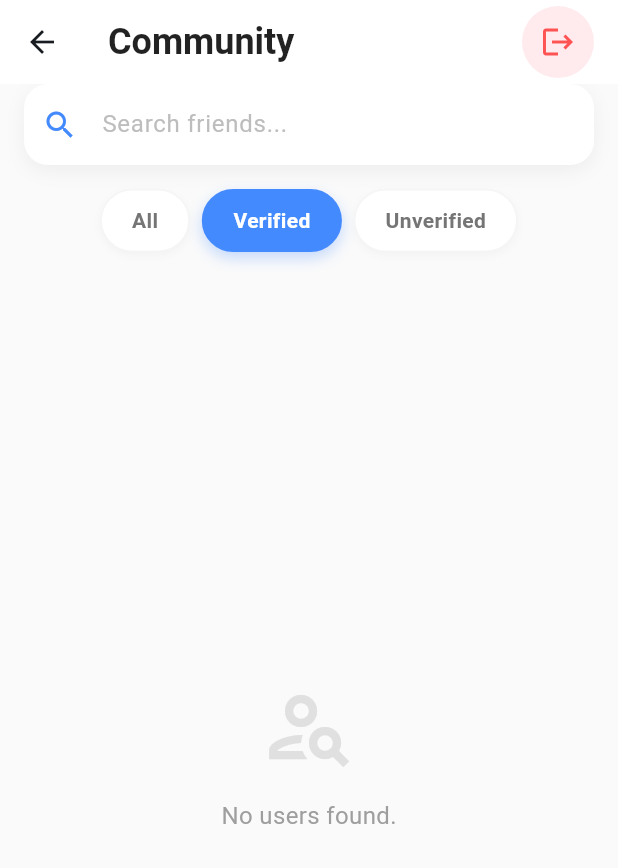
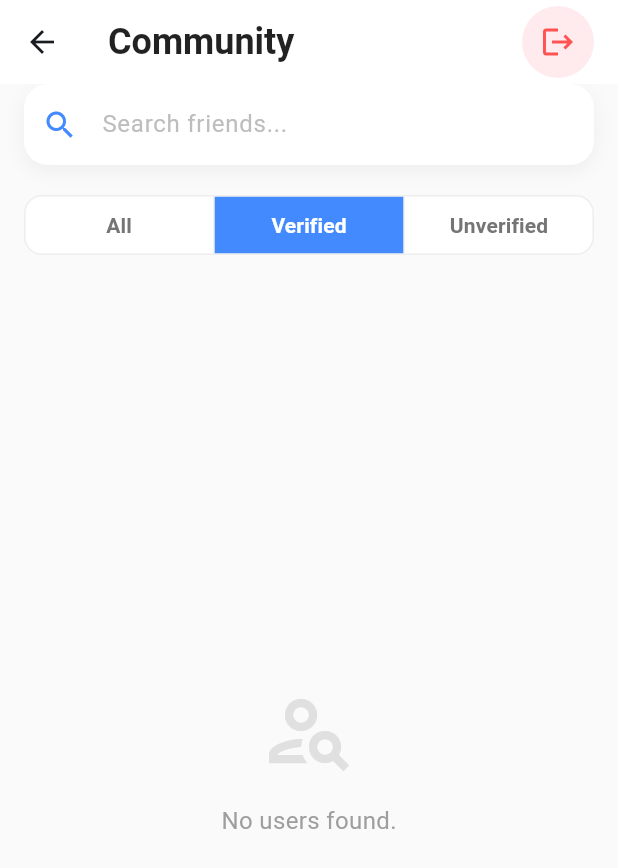
Before and after one commit to catashX/agustinuszefanya_mdtest, a Flutter app: the HomePage screen opened directly, after a tap on "Verified", on a phone screen of 412 x 824 dp. Shown: the top 868 px of the screen. Run offline on Flutter 3.47's test engine with Material 3 defaults, Android fonts, the light colour scheme and no system bars; our stand-ins replace cloud_firestore, dartz, equatable, firebase_auth, firebase_core, flutter_bloc and 2 more; accounts and stored records are empty; network calls fail.

Commit message:
little bit ui improvement

```diff
--- a/lib/features/home/presentation/pages/home_page.dart
+++ b/lib/features/home/presentation/pages/home_page.dart
@@ -219,22 +219,37 @@ class HomePage extends StatelessWidget {
                   ),
                 ),
                 const SizedBox(height: 16),
-                SingleChildScrollView(
-                  scrollDirection: Axis.horizontal,
-                  child: Row(
-                    children: [
-                      _buildFilterChip('All', state.filterVerified == null, (selected) {
-                        if (selected) context.read<HomeBloc>().add(const FilterUsersByStatus(null));
-                      }),
-                      const SizedBox(width: 8),
-                      _buildFilterChip('Verified', state.filterVerified == true, (selected) {
-                        if (selected) context.read<HomeBloc>().add(const FilterUsersByStatus(true));
-                      }),
-                      const SizedBox(width: 8),
-                      _buildFilterChip('Unverified', state.filterVerified == false, (selected) {
-                        if (selected) context.read<HomeBloc>().add(const FilterUsersByStatus(false));
-                      }),
+                SizedBox(
+                  width: double.infinity,
+                  child: SegmentedButton<bool?>(
+                    style: SegmentedButton.styleFrom(
+                      backgroundColor: Colors.white,
+                      selectedBackgroundColor: Colors.blueAccent,
+                      selectedForegroundColor: Colors.white,
+                      foregroundColor: Colors.grey[600],
+                      side: BorderSide(color: Colors.grey[200]!, width: 1),
+                      shape: RoundedRectangleBorder(borderRadius: BorderRadius.circular(12)),
+                      padding: const EdgeInsets.symmetric(vertical: 12),
+                    ),
+                    segments: const [
+                      ButtonSegment<bool?>(
+                        value: null,
+                        label: Text('All', style: TextStyle(fontWeight: FontWeight.w600)),
+                      ),
+                      ButtonSegment<bool?>(
+                        value: true,
+                        label: Text('Verified', style: TextStyle(fontWeight: FontWeight.w600)),
+                      ),
+                      ButtonSegment<bool?>(
+                        value: false,
+                        label: Text('Unverified', style: TextStyle(fontWeight: FontWeight.w600)),
+                      ),
                     ],
+                    selected: {state.filterVerified},
+                    showSelectedIcon: false,
+                    onSelectionChanged: (Set<bool?> newSelection) {
+                      context.read<HomeBloc>().add(FilterUsersByStatus(newSelection.first));
+                    },
                   ),
                 ),
                 const SizedBox(height: 16),
@@ -247,46 +262,6 @@ class HomePage extends StatelessWidget {
     );
   }
 
-  Widget _buildFilterChip(String label, bool isSelected, Function(bool) onSelected) {
-    return GestureDetector(
-      onTap: () => onSelected(!isSelected),
-      child: AnimatedContainer(
-        duration: const Duration(milliseconds: 200),
-        padding: const EdgeInsets.symmetric(horizontal: 20, vertical: 10),
-        decoration: BoxDecoration(
-          color: isSelected ? Colors.blueAccent : Colors.white,
-          borderRadius: BorderRadius.circular(25),
-          boxShadow: isSelected
-              ? [
-                  BoxShadow(
-                    color: Colors.blueAccent.withOpacity(0.3),
-                    blurRadius: 8,
-                    offset: const Offset(0, 4),
-                  )
-                ]
-              : [
-                  BoxShadow(
-                    color: Colors.black.withOpacity(0.03),
-                    blurRadius: 4,
-                    offset: const Offset(0, 2),
-                  )
-                ],
-          border: Border.all(
-            color: isSelected ? Colors.blueAccent : Colors.grey[100]!,
-            width: 1,
-          ),
-        ),
-        child: Text(
-          label,
-          style: TextStyle(
-            color: isSelected ? Colors.white : Colors.grey[600],
-            fontWeight: isSelected ? FontWeight.bold : FontWeight.w600,
-            fontSize: 14,
-          ),
-        ),
-      ),
-    );
-  }
 
   Widget _buildUserList() {
     return BlocBuilder<HomeBloc, HomeState>(
```
